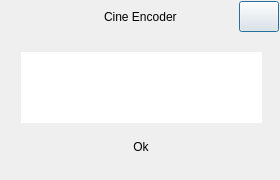
The window that app/taskcomplete.ui (CineEncoder/cine-encoder) describes before a commit, drawn with Qt 5.
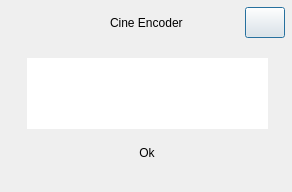
The same window after the commit. Icons and pictures are not drawn.

```diff
--- a/app/taskcomplete.ui
+++ b/app/taskcomplete.ui
@@ -9,20 +9,20 @@
    <rect>
     <x>0</x>
     <y>0</y>
-    <width>280</width>
-    <height>180</height>
+    <width>292</width>
+    <height>192</height>
    </rect>
   </property>
   <property name="minimumSize">
    <size>
-    <width>280</width>
-    <height>180</height>
+    <width>292</width>
+    <height>192</height>
    </size>
   </property>
   <property name="maximumSize">
    <size>
-    <width>280</width>
-    <height>180</height>
+    <width>292</width>
+    <height>192</height>
    </size>
   </property>
   <property name="mouseTracking">
@@ -43,16 +43,16 @@
   </property>
   <layout class="QGridLayout" name="gridLayout">
    <property name="leftMargin">
-    <number>0</number>
+    <number>6</number>
    </property>
    <property name="topMargin">
-    <number>0</number>
+    <number>6</number>
    </property>
    <property name="rightMargin">
-    <number>0</number>
+    <number>6</number>
    </property>
    <property name="bottomMargin">
-    <number>0</number>
+    <number>6</number>
    </property>
    <property name="spacing">
     <number>0</number>
@@ -344,9 +344,9 @@
             </property>
             <property name="html">
              <string>&lt;!DOCTYPE HTML PUBLIC &quot;-//W3C//DTD HTML 4.0//EN&quot; &quot;http://www.w3.org/TR/REC-html40/strict.dtd&quot;&gt;
-&lt;html&gt;&lt;head&gt;&lt;meta name=&quot;qrichtext&quot; content=&quot;1&quot; /&gt;&lt;style type=&quot;text/css&quot;&gt;
+&lt;html&gt;&lt;head&gt;&lt;meta name=&quot;qrichtext&quot; content=&quot;1&quot; /&gt;&lt;meta charset=&quot;utf-8&quot; /&gt;&lt;style type=&quot;text/css&quot;&gt;
 p, li { white-space: pre-wrap; }
-&lt;/style&gt;&lt;/head&gt;&lt;body style=&quot; font-family:'MS Shell Dlg 2'; font-size:8.25pt; font-weight:400; font-style:normal;&quot;&gt;
+&lt;/style&gt;&lt;/head&gt;&lt;body style=&quot; font-family:'Sans Serif'; font-size:9pt; font-weight:400; font-style:normal;&quot;&gt;
 &lt;p align=&quot;center&quot; style=&quot;-qt-paragraph-type:empty; margin-top:0px; margin-bottom:0px; margin-left:0px; margin-right:0px; -qt-block-indent:0; text-indent:0px; font-family:'Noto Sans'; font-size:10pt;&quot;&gt;&lt;br /&gt;&lt;/p&gt;&lt;/body&gt;&lt;/html&gt;</string>
             </property>
             <property name="openLinks">
```
Left out of the diff: 98 changed lines with no effect on the pictures.
